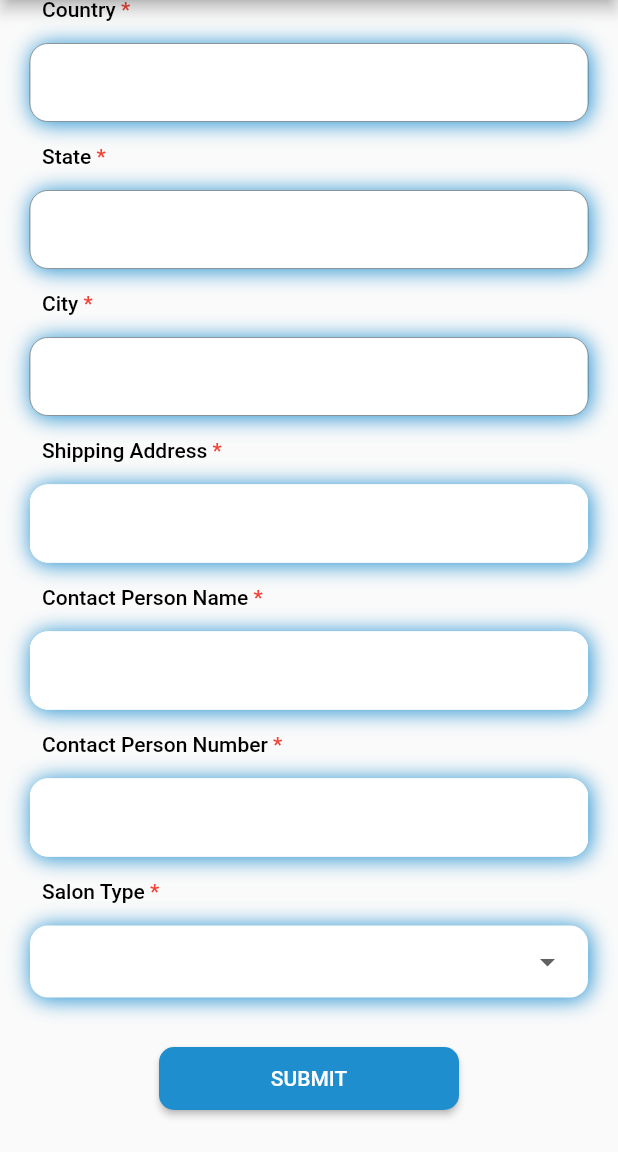
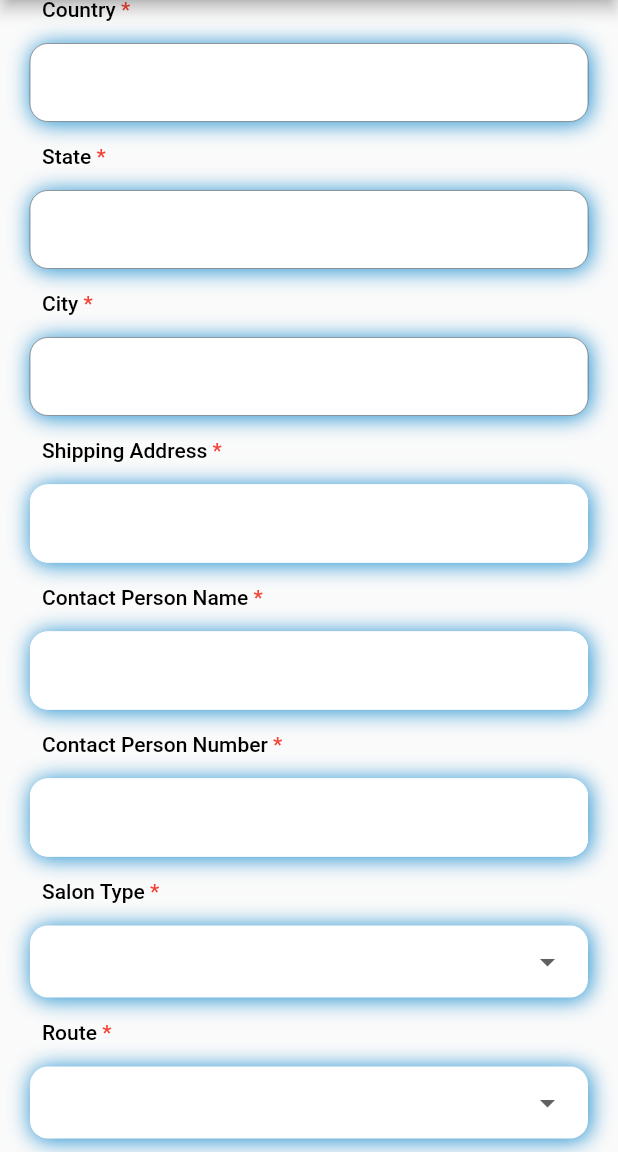
Before and after one commit to aimbeat2018/Shimmers, a Flutter app: the AddFinalSalonScreen screen opened directly, scrolled down 297 dp, on a phone screen of 412 x 824 dp, the part 84-1236 px from its top. Run offline on Flutter 3.47's test engine with Material 2 defaults, Android fonts, the phone set to English and light mode, and no system bars; our stand-ins replace persistent_bottom_nav_bar, responsive_framework, table_calendar.

Commit message:
commit salon list design add salon forms 3 screens salon details page working

```diff
--- a/lib/constant/textConstant.dart
+++ b/lib/constant/textConstant.dart
@@ -81,4 +81,17 @@ class TextConstant {
   static String contactPersonName = "Contact Person Name";
   static String contactPersonNumber = "Contact Person Number";
   static String salonType = "Salon Type";
+  static String route = "Route";
+  static String updateStock = "Update Stock";
+  static String takeOrder = "Take Order";
+  static String takeFeedback = "Take Feedback";
+  static String collectPayment = "Collect Payment";
+  static String takeNote = "Take Note";
+  static String reportCampaign = "Report Campaign";
+  static String demonstrate = "Demonstrate";
+  static String scheduleVisitsAndCalls = "Scheduled Visits and Calls";
+  static String recentNotes = "Recent Notes";
+  static String stage = "Stage";
+  static String outstandingPayment = "Outstanding Payment";
+  static String availableCredit = "Available Credit";
 }
--- a/lib/main.dart
+++ b/lib/main.dart
@@ -7,6 +7,7 @@ import 'package:shimmers/screens/profile/profileScreen.dart';
 import 'package:shimmers/screens/salons/addSalon/addFinalSalonScreen.dart';
 import 'package:shimmers/screens/salons/addSalon/addSalonBasicDetailsScreen.dart';
 import 'package:shimmers/screens/salons/addSalon/addSalonPersonalDetailsScreen.dart';
+import 'package:shimmers/screens/salons/salonDetails/salonDetailsScreen.dart';
 import 'package:shimmers/screens/salons/salonList/salonListScreen.dart';
 import 'package:shimmers/screens/userAuth/LoginScreen.dart';
 import 'package:shimmers/screens/userAuth/PasswordResetScreen.dart';
@@ -97,12 +98,14 @@ class MyApp extends StatelessWidget {
       case AddSalonBasicDetailsScreen.name:
         return const AddSalonBasicDetailsScreen();
       case AddSalonPersonalDetailsScreen.name:
-        return AddSalonPersonalDetailsScreen(
+        return const AddSalonPersonalDetailsScreen(
           salonCategory: "",
           salonName: "",
         );
       case AddFinalSalonScreen.name:
         return const AddFinalSalonScreen();
+      case SalonDetailsScreen.name:
+        return const SalonDetailsScreen();
       default:
         return const SizedBox.shrink();
     }
--- a/lib/screens/salons/addSalon/addFinalSalonScreen.dart
+++ b/lib/screens/salons/addSalon/addFinalSalonScreen.dart
@@ -654,6 +654,71 @@ class _AddFinalSalonScreenState extends State<AddFinalSalonScreen> {
                                 }).toList()),
                           ),
                         ),
+                        const SizedBox(
+                          height: 15,
+                        ),
+                        Align(
+                          alignment: Alignment.topLeft,
+                          child: Padding(
+                              padding:
+                                  const EdgeInsets.symmetric(horizontal: 8.0),
+                              child: RichText(
+                                  text: TextSpan(
+                                      style: const TextStyle(
+                                          color: Colors.black,
+                                          fontSize: 14,
+                                          fontWeight: FontWeight.w500),
+                                      children: <TextSpan>[
+                                    TextSpan(
+                                      text: TextConstant.route,
+                                    ),
+                                    TextSpan(
+                                      text: ' *',
+                                      style: const TextStyle(
+                                          color: Colors.red,
+                                          fontSize: 14,
+                                          fontWeight: FontWeight.w500),
+                                    ),
+                                  ]))),
+                        ),
+                        const SizedBox(
+                          height: 15,
+                        ),
+                        Container(
+                          width: MediaQuery.of(context).size.width,
+                          padding: EdgeInsets.symmetric(horizontal: 15),
+                          decoration: BoxDecoration(
+                            boxShadow: const [
+                              BoxShadow(
+                                color: primaryColor,
+                                blurRadius: 12.0, // soften the shadow
+                                spreadRadius: 0.5, //extend the shadow
+                                offset: Offset(
+                                  1.0, // Move to right 5  horizontally
+                                  1.0, // Move to bottom 5 Vertically
+                                ),
+                              )
+                            ],
+                            color: Colors.white,
+                            borderRadius: BorderRadius.circular(12),
+                          ),
+                          child: DropdownButtonHideUnderline(
+                            child: DropdownButton(
+                                isExpanded: true,
+                                value: _selectedLocation,
+                                onChanged: (newValue) {
+                                  setState(() {
+                                    _selectedLocation = newValue;
+                                  });
+                                },
+                                items: _locations.map((location) {
+                                  return DropdownMenuItem(
+                                    child: new Text(location),
+                                    value: location,
+                                  );
+                                }).toList()),
+                          ),
+                        ),
                         const SizedBox(height: 30),
                         SizedBox(
                           width: 200,
```
Also changed, not shown: lib/screens/salons/salonDetails/salonDetailsScreen.dart (added, +285 -0 lines), lib/screens/salons/salonList/listWidget/salonListWidget.dart (+8 -1 lines), assets/images/available_credit.png (added), assets/images/collect_payment.png (added), assets/images/demonstrate.png (added), assets/images/outstanding_payment.png (added), assets/images/recent_note.png (added), assets/images/report_campaign.png (added), assets/images/schedule_salon.png (added), assets/images/stage.png (added), assets/images/take_feedback.png (added), assets/images/take_note.png (added), assets/images/take_order.png (added), assets/images/take_stock.png (added).
